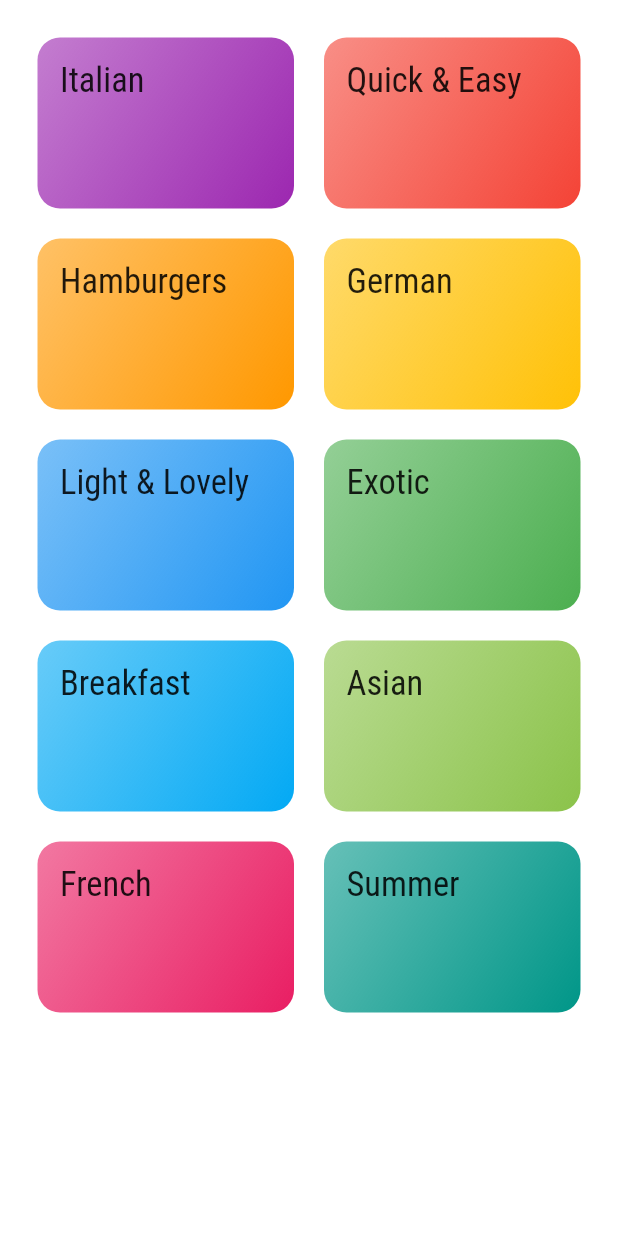
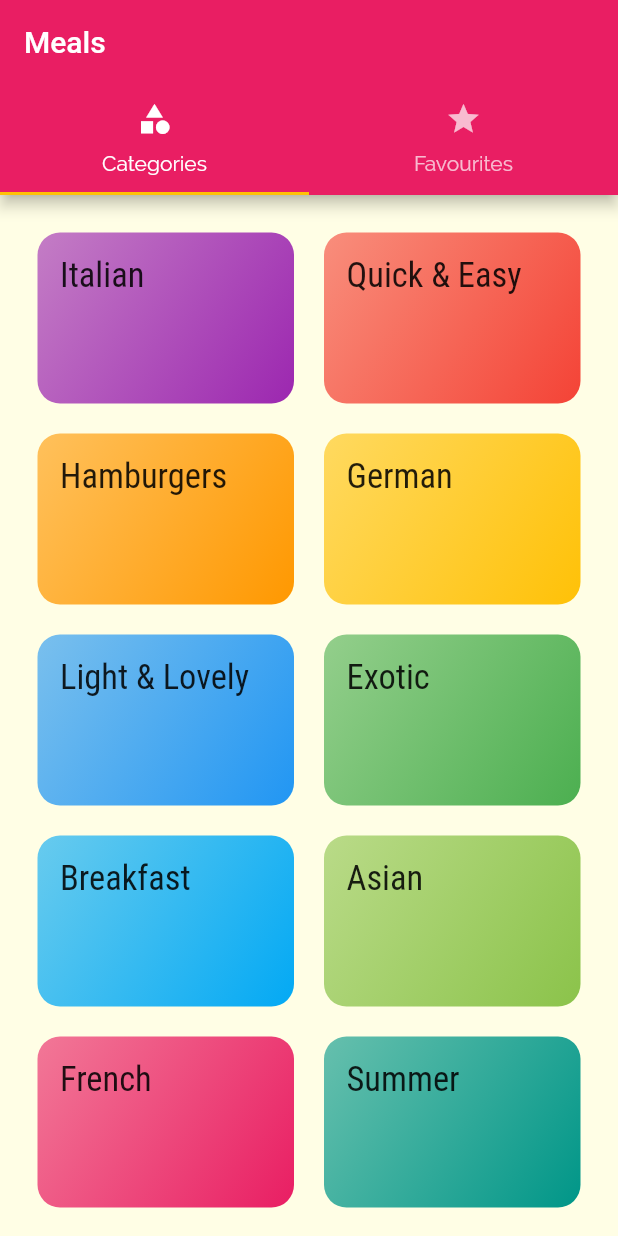
Before and after one commit to sainideepanshu199/meals_app, a Flutter app: the screen it shows after launch, on a phone screen of 412 x 824 dp. Run offline on Flutter 3.47's test engine with Material 2 defaults, Android fonts, the phone set to English and light mode, and no system bars.

```diff
--- a/lib/main.dart
+++ b/lib/main.dart
@@ -1,8 +1,9 @@
-// ignore_for_file: deprecated_member_use
+// ignore_for_file: deprecated_member_use, missing_return
 
 import 'package:flutter/material.dart';
 import 'package:flutter_complete_guide/screens/category_meals_screen.dart';
 import 'package:flutter_complete_guide/screens/meal_detail_screen.dart';
+import 'package:flutter_complete_guide/screens/tabs_screen.dart';
 import 'screens/category_meals_screen.dart';
 import './screens/categories_screen.dart';
 
@@ -30,15 +31,22 @@ class MyApp extends StatelessWidget {
               fontFamily: 'RobotoCondensed',
             )),
       ),
-      home: CategoriesScreen(),
+      // home: CategoriesScreen(),
+      initialRoute: '/', // default is '/'
       routes: {
-        '/category-Meals': (ctx) => CategoryMealsScreen(),
+        '/': (ctx) => TabsScreen(),
+        CategoryMealsScreen.routeName: (ctx) => CategoryMealsScreen(),
         MealDetailScreen.routeName: (ctx) => MealDetailScreen(),
       },
-      // onGenerateRoute: (settings) {
-      //   print(settings.arguments);
-      //   return MaterialPageRoute(builder: (ctx) => CategoriesScreen());
-      // },
+      onGenerateRoute: (settings) {
+        print(settings.arguments);
+        // if (settings.name == '/meal-detail') {
+        //   return ...;
+        // } else if (settings.name == '/something-else') {
+        //   return ...;
+        // }
+        // return MaterialPageRoute(builder: (ctx) => CategoriesScreen(),);
+      },
       onUnknownRoute: ((settings) {
         return MaterialPageRoute(builder: (ctx) => CategoriesScreen());
       }),
```
